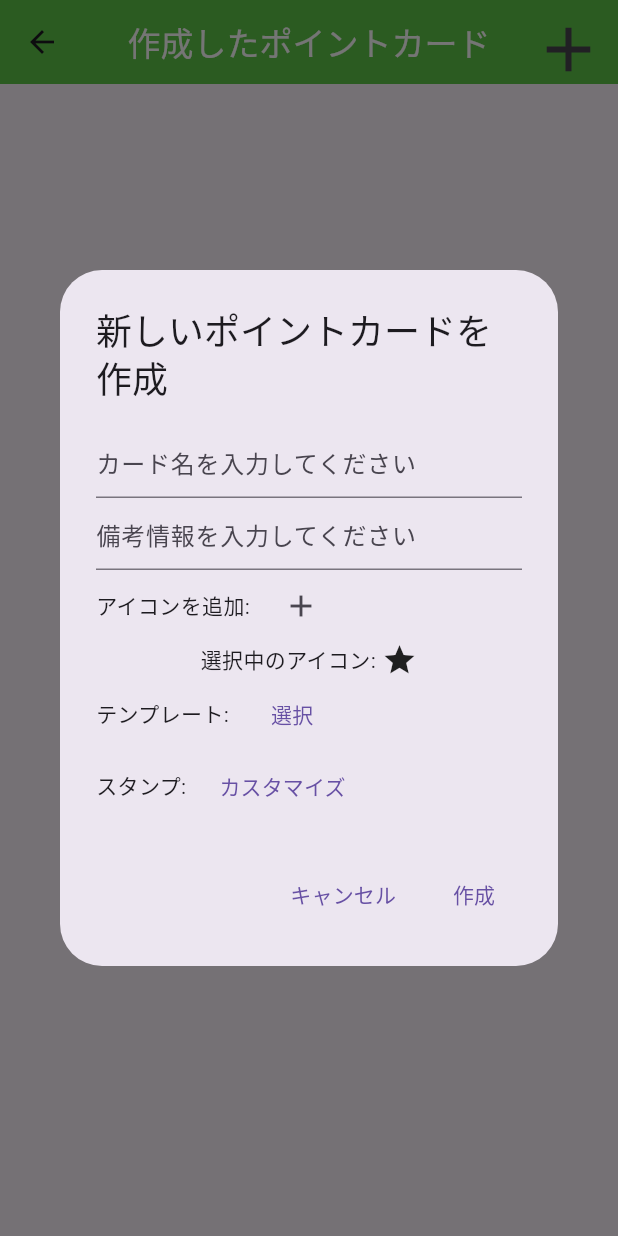
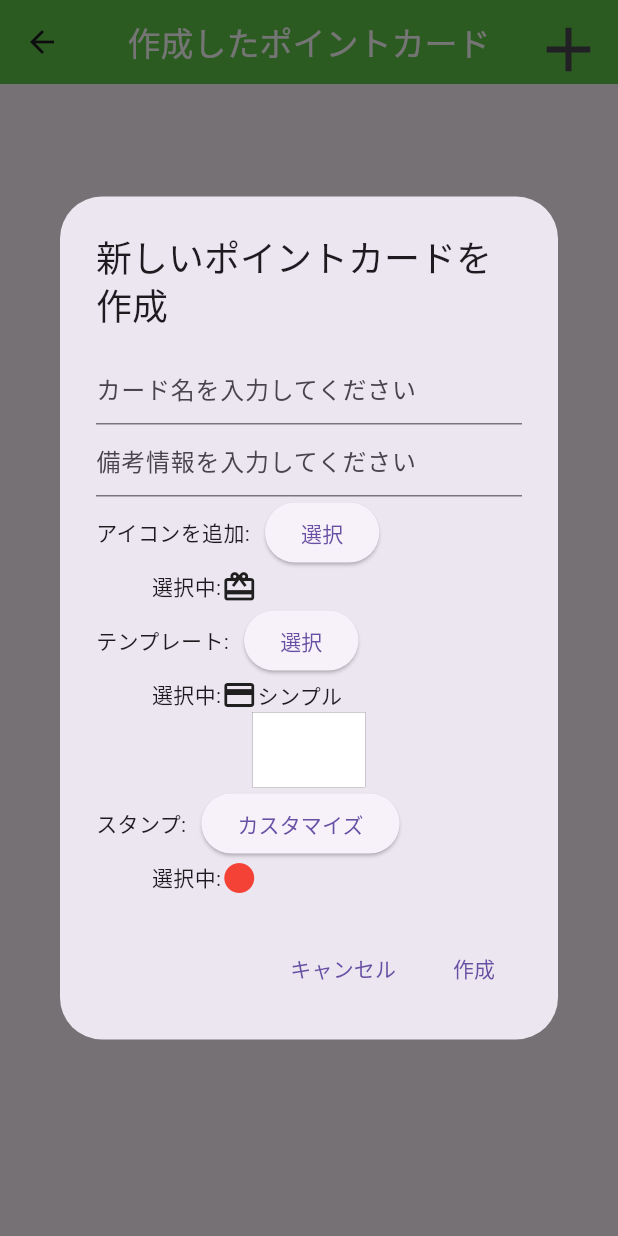
Before and after one commit to TOAroom/Hack_u-PBL, a Flutter app: the CardListPage screen opened directly, after a tap on the "add" icon, on a phone screen of 412 x 824 dp. Run offline on Flutter 3.47's test engine with Material 3 defaults, Android fonts, the phone set to English and light mode, and no system bars; our stand-ins replace bordered_text, flutter_riverpod, go_router, percent_indicator, qr_flutter.

Commit message:
card_list_pageに現在選択中のテンプレートが表示されるようになりました

```diff
--- a/lib/customer_OR_store/store_page_main/store_page_create/create_card_main/card_list_page.dart
+++ b/lib/customer_OR_store/store_page_main/store_page_create/create_card_main/card_list_page.dart
@@ -15,8 +15,9 @@ class _CardListPageState extends State<CardListPage> {
   void _createNewCard() {
     String cardName = '';
     String cardNote = '';
-    Color selectedColor = Colors.blue;
-    IconData selectedIcons = Icons.star;
+    Color selectedColor = Colors.white;
+    IconData selectedIcons = Icons.card_giftcard;
+    IconData templateIcons = Icons.credit_card;
     int maxPoints = 20;
     String? backgroundImagePath;
     IconData stampIcon = Icons.circle;
@@ -28,6 +29,8 @@ class _CardListPageState extends State<CardListPage> {
         return StatefulBuilder(
           builder: (BuildContext, StateSetter setState) {
             IconData ischecked = selectedIcons;
+            IconData stampIcon_ischecked = stampIcon;
+            Color stampColor_ischecked = stampColor;
 
             return AlertDialog(
               title: Text('新しいポイントカードを作成'),
@@ -55,8 +58,8 @@ class _CardListPageState extends State<CardListPage> {
                       children: [
                         Text('アイコンを追加:'),
                         SizedBox(width: 10),
-                        IconButton(
-                          icon: Icon(Icons.add),
+                        ElevatedButton(
+                          child: Text('選択'),
                           onPressed: () async {
                             setState(() {
                               ischecked = Icons.card_giftcard;
@@ -71,20 +74,20 @@ class _CardListPageState extends State<CardListPage> {
                         ),
                       ],
                     ),
-                    Row(mainAxisAlignment: MainAxisAlignment.center, children: [
-                      Text('選択中のアイコン: '),
+                    Row(children: [
+                      Text('          選択中:'),
                       Icon(selectedIcons),
                     ]),
                     Row(
                       children: [
                         Text('テンプレート:'),
                         SizedBox(width: 10),
-                        TextButton(
+                        ElevatedButton(
                           onPressed: () {
                             _selectCardTemplate((color, icon) {
                               setState(() {
                                 selectedColor = color;
-                                selectedIcons = icon;
+                                templateIcons = icon;
                               });
                             });
                           },
@@ -92,11 +95,28 @@ class _CardListPageState extends State<CardListPage> {
                         ),
                       ],
                     ),
+                    Column(children: [
+                      Row(children: [
+                        Text('          選択中:'),
+                        Icon(templateIcons),
+                        show_template(selectedColor),
+                      ]),
+                      Container(
+                        height: 50,
+                        width: 75,
+                        decoration: BoxDecoration(
+                          color: selectedColor,
+                          border: Border.all(color: Colors.black, width: 0.1),
+                        ),
+                      ),
+                    ]),
+                    Column(
+                      children: [
                         Row(
                           children: [
                             Text('スタンプ:'),
                             SizedBox(width: 10),
-                        TextButton(
+                            ElevatedButton(
                               onPressed: () {
                                 _customizeStamp((icon, color) {
                                   setState(() {
@@ -107,6 +127,12 @@ class _CardListPageState extends State<CardListPage> {
                               },
                               child: Text('カスタマイズ'),
                             ),
+                          ],
+                        ),
+                        Row(children: [
+                          Text('          選択中:'),
+                          Icon(stampIcon, color: stampColor),
+                        ])
                       ],
                     ),
                   ],
@@ -145,6 +171,17 @@ class _CardListPageState extends State<CardListPage> {
         );
       },
     );
+  }
+
+  Text show_template(Color selectedColor) {
+    if (selectedColor.value == Colors.white.value) {
+      return Text('シンプル');
+    } else if (selectedColor.value == Colors.pink.value) {
+      return Text('カジュアル');
+    } else if (selectedColor.value == Colors.grey.value) {
+      return Text('ビジネス');
+    }
+    return Text('何も選択していません');
   }
 
   void _viewCardDetails(PointCard card) {
@@ -280,14 +317,25 @@ class _CardListPageState extends State<CardListPage> {
 
     showDialog(
       context: context,
-      builder: (context) {
+      builder: (BuildContext context) {
+        return StatefulBuilder(
+          builder: (BuildContext, StateSetter setState) {
+            IconData iconIschecked = selectedIcon;
+            Color colorIschecked = selectedColor;
+
             return AlertDialog(
               title: const Text('スタンプをカスタマイズ'),
               content: Column(
                 mainAxisSize: MainAxisSize.min,
                 children: [
                   DropdownButton<IconData>(
-                value: selectedIcon,
+                    value: iconIschecked,
+                    onChanged: (IconData? value) {
+                      setState(() {
+                        iconIschecked = (value ?? iconIschecked);
+                        selectedIcon = iconIschecked;
+                      });
+                    },
                     items: const [
                       DropdownMenuItem(
                         value: Icons.circle,
@@ -302,12 +350,15 @@ class _CardListPageState extends State<CardListPage> {
                         child: Icon(Icons.favorite),
                       ),
                     ],
-                onChanged: (value) {
-                  selectedIcon = value!;
-                },
                   ),
                   DropdownButton<Color>(
-                value: selectedColor,
+                    value: colorIschecked,
+                    onChanged: (Color? value) {
+                      setState(() {
+                        colorIschecked = (value ?? colorIschecked);
+                        selectedColor = colorIschecked;
+                      });
+                    },
                     items: const [
                       DropdownMenuItem(
                         value: Colors.red,
@@ -322,10 +373,20 @@ class _CardListPageState extends State<CardListPage> {
                         child: Text('Blue'),
                       ),
                     ],
-                onChanged: (value) {
-                  selectedColor = value!;
-                },
                   ),
+                  Column(
+                    children: [
+                      Row(
+                        children: [
+                          Text('カスタマイズしたスタンプ'),
+                          Icon(
+                            selectedIcon,
+                            color: selectedColor,
+                          ),
+                        ],
+                      ),
+                    ],
+                  )
                 ],
               ),
               actions: [
@@ -337,6 +398,8 @@ class _CardListPageState extends State<CardListPage> {
                   child: const Text('設定'),
                 ),
               ],
+            );
+          },
         );
       },
     );
```
Lines whose indentation alone changed are shown as unchanged.
